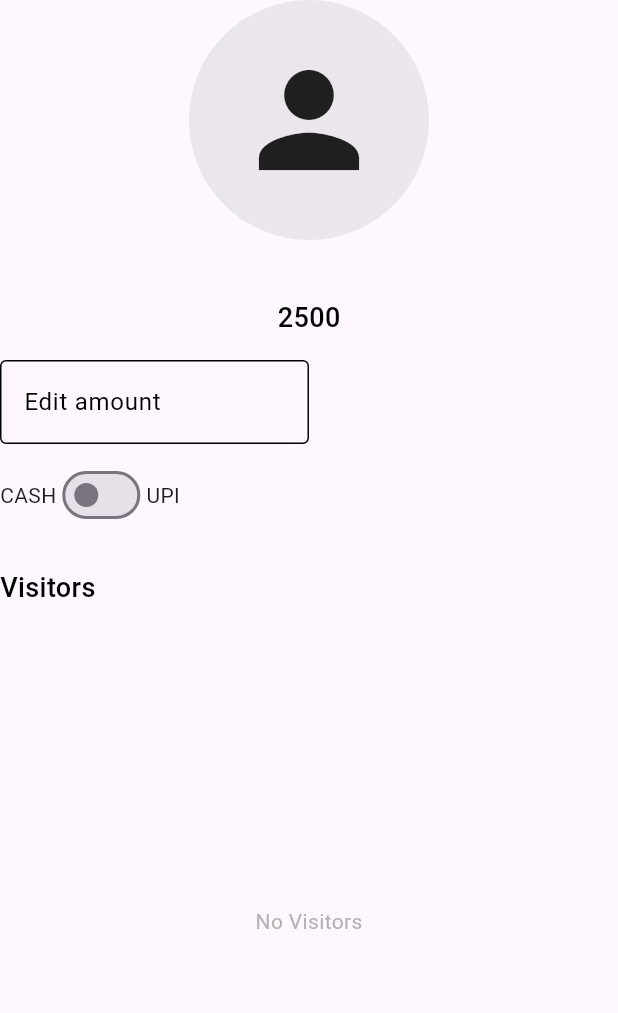
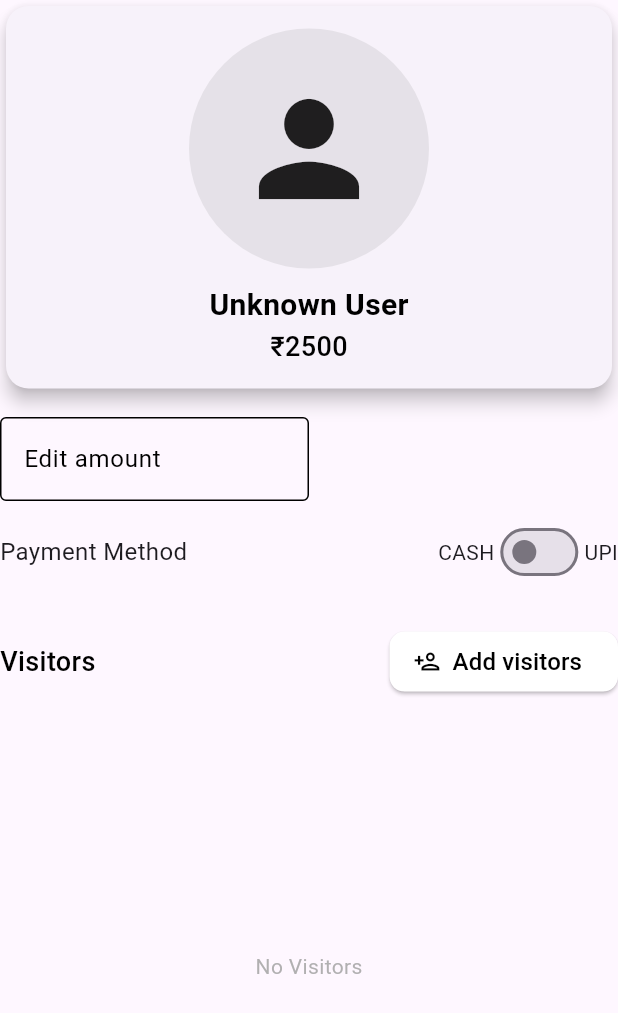
Before and after one commit to DUDU0123/PAY_MANAGER_APP, a Flutter app: what homeBody() shows on an empty page, opened directly, on a phone screen of 412 x 824 dp. Shown: the top 1013 px of the screen. Run offline on Flutter 3.47's test engine with Material 3 defaults, Android fonts, the phone set to English and light mode, and no system bars; our stand-ins replace connectivity_plus, equatable, flutter_mobx, google_fonts, mobx; accounts and stored records are empty; generated files the repository leaves out were written again; network calls fail.

Commit message:
Some minor UI changes

```diff
--- a/lib/view/widgets/home/home_body.dart
+++ b/lib/view/widgets/home/home_body.dart
@@ -1,8 +1,9 @@
 import 'package:flutter/material.dart';
 import 'package:flutter_mobx/flutter_mobx.dart';
-import 'package:payee_info/core/constants/colors.dart';
 import 'package:payee_info/core/constants/height_width.dart';
+import 'package:payee_info/core/utils/message_show_helper.dart';
 import 'package:payee_info/core/utils/navigator_key.dart';
+import 'package:payee_info/view/widgets/home/home_body_widgets.dart';
 import 'package:payee_info/view/widgets/home/home_small_widgets.dart';
 import 'package:payee_info/view/widgets/home/visitor_list_widget.dart';
 import 'package:payee_info/view_model/mobx/user_mobx.dart';
@@ -16,55 +17,25 @@ Widget homeBody({
     crossAxisAlignment: CrossAxisAlignment.start,
     mainAxisAlignment: MainAxisAlignment.start,
     children: [
-      Center(
-        child: Observer(
-          builder: (_) => Container(
-            height: 160,
-            width: 160,
-            decoration: BoxDecoration(
-              shape: BoxShape.circle,
-              color: kGrey.withOpacity(0.2),
-              border: userMobx.paymentMethod == 'UPI'
-                  ? Border.all(color: kGreen, width: 3)
-                  : null,
-            ),
-            child: userMobx.userProfilePictureUrl.isNotEmpty
-                ? ClipRRect(
-                    borderRadius: BorderRadius.circular(100),
-                    child: Image.network(
-                      userMobx.userProfilePictureUrl,
-                      fit: BoxFit.cover,
-                    ),
-                  )
-                : const Icon(
-                    Icons.person,
-                    size: 100,
-                  ),
-          ),
-        ),
-      ),
-      kHeight10,
-      Center(
-        child: Observer(
-          builder: (_) => userNameShowWidget(
-            userName: userMobx.userName,
-          ),
-        ),
-      ),
-      Center(
-        child: Observer(
-          builder: (_) => userAmountShowWidget(
-            amount: userMobx.paymentAmount,
-          ),
-        ),
-      ),
+      userProfileCard(),
       kHeight15,
       Observer(
         builder: (_) => userAmountEditWidget(
           controller: amountController,
           amount: userMobx.paymentAmount,
           onChanged: (value) {
-            userMobx.updatePaymentAmount(value);
+            if (value.isNotEmpty) {
+              int amount = int.parse(amountController.text);
+              if (amount <= 0 || amount > 2500) {
+                MessageShowHelper.showSnackbar(
+                  context: navigatorKey!.currentContext!,
+                  snackBarContent: "Amount must be in range 1-2500",
+                );
+              }
+              userMobx.updatePaymentAmount(value);
+            } else {
+              userMobx.updatePaymentAmount('0');
+            }
           },
         ),
       ),
@@ -72,12 +43,10 @@ Widget homeBody({
       Observer(
         builder: (_) {
           return paymentMethodToggle(
-            isCash: userMobx.paymentMethod ==
-                'cash', // true if paymentMethod is 'cash'
+            isCash: userMobx.paymentMethod == 'cash',
             onToggle: (isCash) {
-              userMobx.paymentMethod = isCash
-                  ? 'cash'
-                  : 'UPI'; // Set the paymentMethod based on the toggle
+              userMobx.paymentMethod = isCash ? 'cash' : 'UPI';
+              userMobx.isDataEdited = true;
             },
           );
         },
--- /dev/null
+++ b/lib/view/widgets/home/home_body_widgets.dart
@@ -0,0 +1,104 @@
+import 'package:flutter/material.dart';
+import 'package:flutter_mobx/flutter_mobx.dart';
+import 'package:payee_info/core/constants/colors.dart';
+import 'package:payee_info/core/constants/height_width.dart';
+import 'package:payee_info/core/utils/navigator_key.dart';
+import 'package:payee_info/model/models/visitor_model/visitor_model.dart';
+import 'package:payee_info/view/widgets/common_widgets/text_widget_common.dart';
+import 'package:payee_info/view/widgets/home/home_small_widgets.dart';
+import 'package:payee_info/view_model/mobx/user_mobx.dart';
+import 'package:provider/provider.dart';
+
+Widget userProfileCard() {
+  final userMobx = Provider.of<UserMobx>(navigatorKey!.currentContext!);
+  return Card(
+    elevation: 5,
+    shape: RoundedRectangleBorder(
+      borderRadius: BorderRadius.circular(15),
+    ),
+    child: Padding(
+      padding: const EdgeInsets.all(15.0),
+      child: Column(
+        children: [
+          Center(
+            child: Observer(
+              builder: (_) => Container(
+                height: 160,
+                width: 160,
+                decoration: BoxDecoration(
+                  shape: BoxShape.circle,
+                  color: kGrey.withOpacity(0.2),
+                  border: userMobx.isDataEdited
+                      ? Border.all(color: kGreen, width: 3)
+                      : null,
+                ),
+                child: userMobx.userProfilePictureUrl.isNotEmpty
+                    ? ClipRRect(
+                        borderRadius: BorderRadius.circular(100),
+                        child: Image.network(
+                          userMobx.userProfilePictureUrl,
+                          fit: BoxFit.cover,
+                        ),
+                      )
+                    : const Icon(
+                        Icons.person,
+                        size: 100,
+                      ),
+              ),
+            ),
+          ),
+          kHeight10,
+          Center(
+            child: Observer(
+              builder: (_) => userNameShowWidget(
+                userName: userMobx.userName,
+              ),
+            ),
+          ),
+          Center(
+            child: Observer(
+              builder: (_) => userAmountShowWidget(
+                amount: userMobx.paymentAmount,
+              ),
+            ),
+          ),
+        ],
+      ),
+    ),
+  );
+}
+Widget visitorsTitle() {
+  final userMobx = Provider.of<UserMobx>(navigatorKey!.currentContext!);
+  return Row(
+    mainAxisAlignment: MainAxisAlignment.spaceBetween,
+    children: [
+      const TextWidgetCommon(
+        text: "Visitors",
+        fontSize: 18,
+        textColor: kBlack,
+        fontWeight: FontWeight.w500,
+      ),
+      ElevatedButton.icon(
+        icon: const Icon(
+          Icons.person_add_outlined,
+          color: kBlack,
+        ),
+        style: ElevatedButton.styleFrom(
+            backgroundColor: kWhite,
+            shape: RoundedRectangleBorder(
+                borderRadius: BorderRadius.circular(10))),
+        onPressed: () {
+          final Visitor visitor = Visitor(
+              amount: 1000, name: 'Visitor ${userMobx.visitors.length + 1}');
+          userMobx.addVisitor(visitor: visitor);
+        },
+        label: const TextWidgetCommon(
+          text: "Add visitors",
+          fontSize: 16,
+          textColor: kBlack,
+          fontWeight: FontWeight.w500,
+        ),
+      )
+    ],
+  );
+}
--- a/lib/view/widgets/home/home_small_widgets.dart
+++ b/lib/view/widgets/home/home_small_widgets.dart
@@ -28,7 +28,7 @@ Widget visitorsAddButton({
 
 Widget userAmountShowWidget({required String amount}) {
   return TextWidgetCommon(
-    text: amount,
+    text: "\u20B9$amount",
     fontWeight: FontWeight.w500,
     textColor: kBlack,
     fontSize: 18,
@@ -43,6 +43,9 @@ Widget userAmountEditWidget({
   return SizedBox(
     width: MediaQuery.of(navigatorKey!.currentContext!).size.width / 2,
     child: TextFieldCommon(
+      prefix: const TextWidgetCommon(
+        text: '\u20B9',
+      ),
       style: GoogleFonts.alegreyaSansSc(),
       onChanged: onChanged,
       keyboardType: TextInputType.number,
@@ -60,6 +63,10 @@ Widget paymentMethodToggle({
   required Function(bool) onToggle,
 }) {
   return Row(
+     mainAxisAlignment: MainAxisAlignment.spaceBetween,
+    children: [
+      const TextWidgetCommon(text: 'Payment Method', fontSize: 16,),
+      Row(
         children: [
           const TextWidgetCommon(text: 'CASH'),
           Switch(
@@ -69,6 +76,8 @@ Widget paymentMethodToggle({
             },
           ),
           const TextWidgetCommon(text: 'UPI'),
+        ],
+      ),
     ],
   );
 }
@@ -94,17 +103,12 @@ Widget homeAppBar({
           userMobx.clearData();
           controller.text = '2500';
         },
-        child: const TextWidgetCommon(text: "Clear data"),
+        child: const Icon(
+          Icons.clear_all,
+          color: kBlack,
+        ),
       ),
     ],
+    backgroundColor: kWhite,
   );
 }
-
-Widget visitorsTitle() {
-  return const TextWidgetCommon(
-    text: "Visitors",
-    fontSize: 18,
-    textColor: kBlack,
-    fontWeight: FontWeight.w500,
-  );
-}
--- a/lib/view/widgets/home/visitor_list_widget.dart
+++ b/lib/view/widgets/home/visitor_list_widget.dart
@@ -17,26 +17,36 @@ Widget visitorListWidget() {
         ),
       );
     }
+    final visitors = userMobx.visitors.reversed.toList();
     return ListView.separated(
       padding: const EdgeInsets.symmetric(vertical: 20),
       itemBuilder: (context, index) {
-        return ListTile(
+        return
+         Container(
+          decoration: BoxDecoration(
+            color: kGrey.withOpacity(0.3),
+            borderRadius: BorderRadius.circular(10),
+          ),child: ListTile(
+          shape: RoundedRectangleBorder(
+            borderRadius: BorderRadius.circular(10)
+          ),
+          tileColor: kGrey.withOpacity(0.3),
           title: TextWidgetCommon(
-            text: userMobx.visitors[index].name!,
+            text: visitors[index].name!,
             fontWeight: FontWeight.bold,
             textColor: kBlack,
             fontSize: 16,
           ),
-          subtitle: TextWidgetCommon(
-            text: userMobx.visitors[index].amount.toString(),
+          trailing: TextWidgetCommon(
+            text: '\u20B9${visitors[index].amount.toString()}',
             fontWeight: FontWeight.w400,
             textColor: kBlack,
             fontSize: 15,
           ),
-        );
+        ));
       },
       separatorBuilder: (context, index) => kHeight10,
-      itemCount: userMobx.visitors.length,
+      itemCount: visitors.length,
     );
   });
 }
--- a/pubspec.yaml
+++ b/pubspec.yaml
@@ -41,7 +41,6 @@ dependencies:
   equatable: ^2.0.5
   provider: ^6.1.2
   http: ^1.2.2
-  crypto: ^3.0.5
   google_fonts: ^6.2.1
 
 dev_dependencies:
@@ -56,6 +55,7 @@ dev_dependencies:
   flutter_lints: ^3.0.0
   build_runner: ^2.4.11
   mobx_codegen: ^2.6.1
+  change_app_package_name: ^1.3.0
 
 # For information on the generic Dart part of this file, see the
 # following page: https://dart.dev/tools/pub/pubspec
```
Also changed, not shown: lib/view/pages/home/home_page.dart (+5 -2 lines), lib/view_model/mobx/user_mobx.dart (+9 -6 lines), lib/view_model/mobx/user_mobx.g.dart, pubspec.lock, 7 other files. Lines whose indentation alone changed are shown as unchanged.
